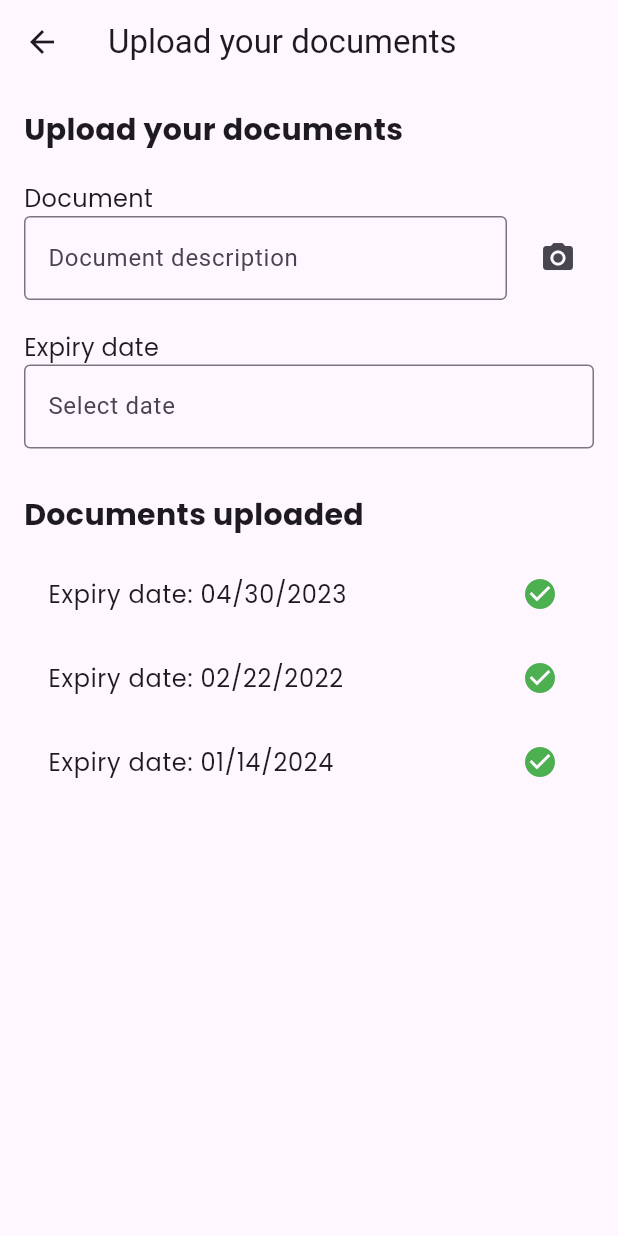
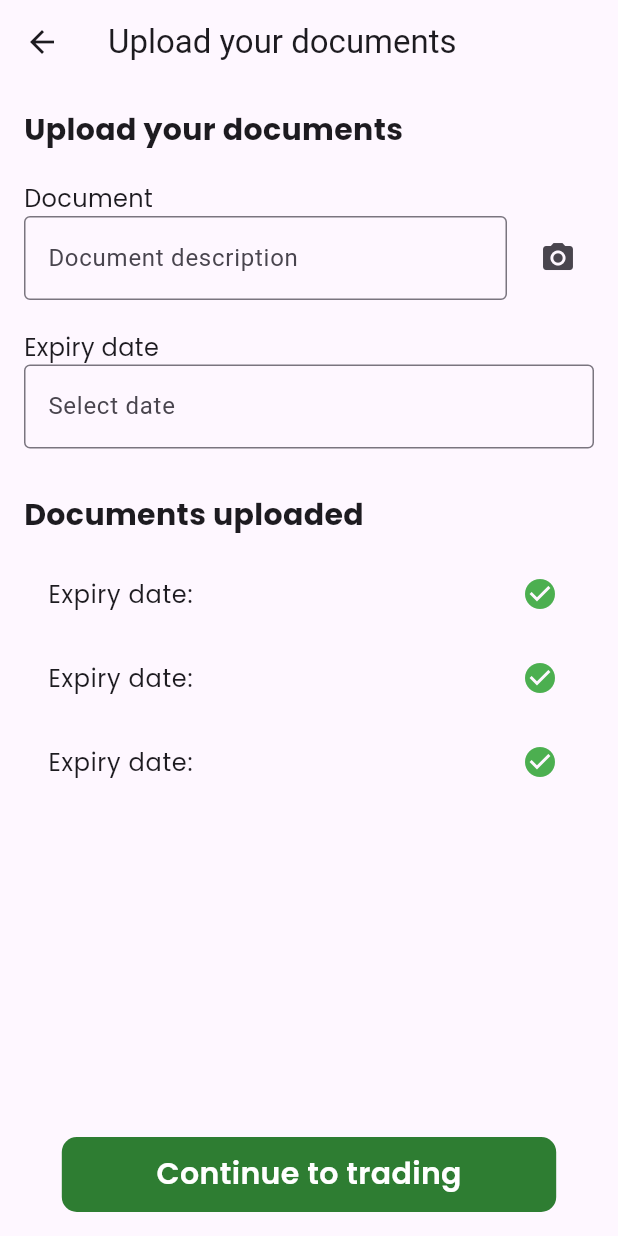
Before and after one commit to kimemia21/itx_flow, a Flutter app: the Regulators screen opened directly, on a phone screen of 412 x 824 dp. Run offline on Flutter 3.47's test engine with Material 3 defaults, Android fonts, the phone set to English and light mode, and no system bars; our stand-ins replace flutter_otp_text_field, google_fonts.

Commit message:
Done with flow

```diff
--- a/lib/authentication/Regulator.dart
+++ b/lib/authentication/Regulator.dart
@@ -1,5 +1,8 @@
 import 'package:flutter/material.dart';
 import 'package:google_fonts/google_fonts.dart';
+import 'package:itx/authentication/Autherization.dart';
+import 'package:itx/authentication/Commodites.dart';
+import 'package:itx/global/globals.dart';
 
 class Regulators extends StatefulWidget {
   const Regulators({super.key});
@@ -30,6 +33,10 @@ class _RegulatorsState extends State<Regulators> {
   Widget build(BuildContext context) {
     return Scaffold(
       appBar: AppBar(
+        leading: IconButton(
+            onPressed: () =>
+                Globals.switchScreens(context: context, screen: Commodites()),
+            icon: Icon(Icons.arrow_back)),
         title: Text('Upload your documents'),
       ),
       body: Padding(
@@ -89,12 +96,34 @@ class _RegulatorsState extends State<Regulators> {
             Expanded(
               child: ListView(
                 children: [
-                  _buildUploadedDocument('04/30/2023'),
-                  _buildUploadedDocument('02/22/2022'),
-                  _buildUploadedDocument('01/14/2024'),
+                  _buildUploadedDocument(_expiryDateController.text),
+                  _buildUploadedDocument(_expiryDateController.text),
+                  _buildUploadedDocument(_expiryDateController.text),
                 ],
               ),
             ),
+            Align(
+              alignment: Alignment.bottomCenter,
+              child: GestureDetector(
+                onTap: () => Globals.switchScreens(
+                    context: context, screen: Authorization()),
+                child: Container(
+                  alignment: Alignment.center,
+                  width: MediaQuery.of(context).size.width * 0.8,
+                  height: 50,
+                  decoration: BoxDecoration(
+                      color: Colors.green.shade800,
+                      borderRadius: BorderRadiusDirectional.circular(10)),
+                  child: Text(
+                    "Continue to trading",
+                    style: GoogleFonts.poppins(
+                        fontWeight: FontWeight.w600,
+                        color: Colors.white,
+                        fontSize: 20),
+                  ),
+                ),
+              ),
+            )
           ],
         ),
       ),
@@ -103,7 +132,8 @@ class _RegulatorsState extends State<Regulators> {
 
   Widget _buildUploadedDocument(String date) {
     return ListTile(
-      title: Text('Expiry date: $date', style: GoogleFonts.poppins(fontSize: 16)),
+      title:
+          Text('Expiry date: $date', style: GoogleFonts.poppins(fontSize: 16)),
       trailing: Icon(Icons.check_circle, color: Colors.green),
     );
   }
--- a/lib/main.dart
+++ b/lib/main.dart
@@ -1,5 +1,6 @@
 import 'package:flutter/material.dart';
 import 'package:itx/authentication/Login.dart';
+import 'package:itx/authentication/Regulator.dart';
 import 'package:itx/authentication/Verification.dart';
 
 void main() {
@@ -33,8 +34,7 @@ class MyApp extends StatelessWidget {
           colorScheme: ColorScheme.fromSeed(seedColor: Colors.deepPurple),
           useMaterial3: true,
         ),
-      home: Verification(),
-    );
+        home: Regulators());
   }
 }
 
```
Also changed, not shown: lib/authentication/Autherization.dart (added, +107 -0 lines). Lines whose indentation alone changed are shown as unchanged.
